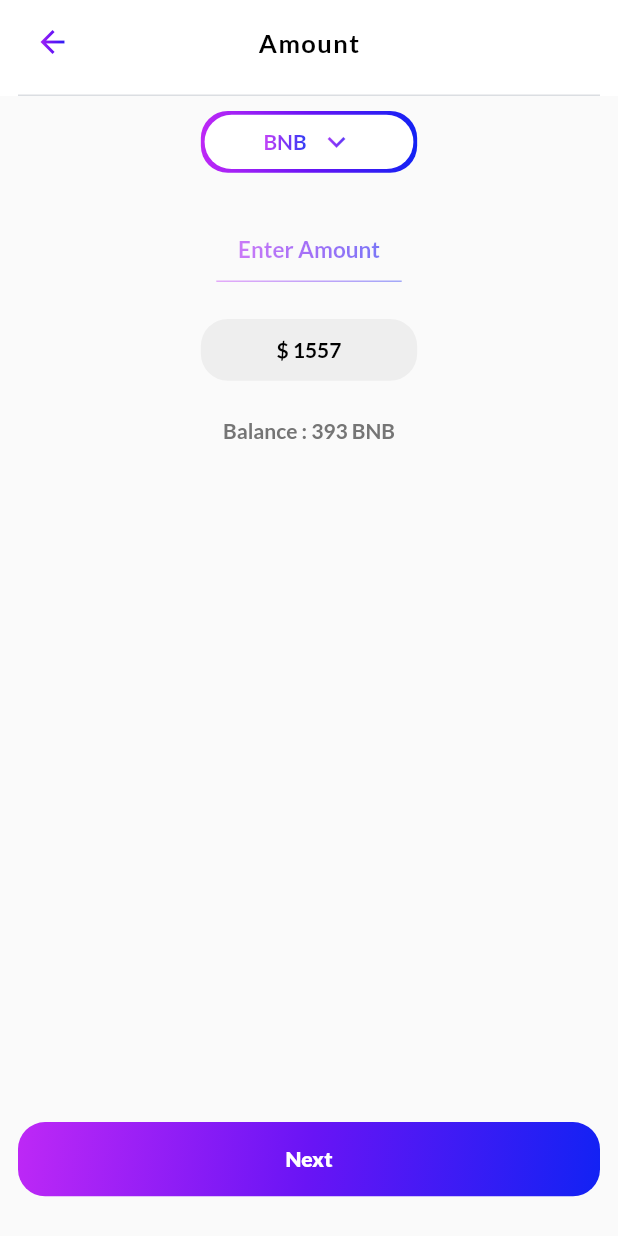
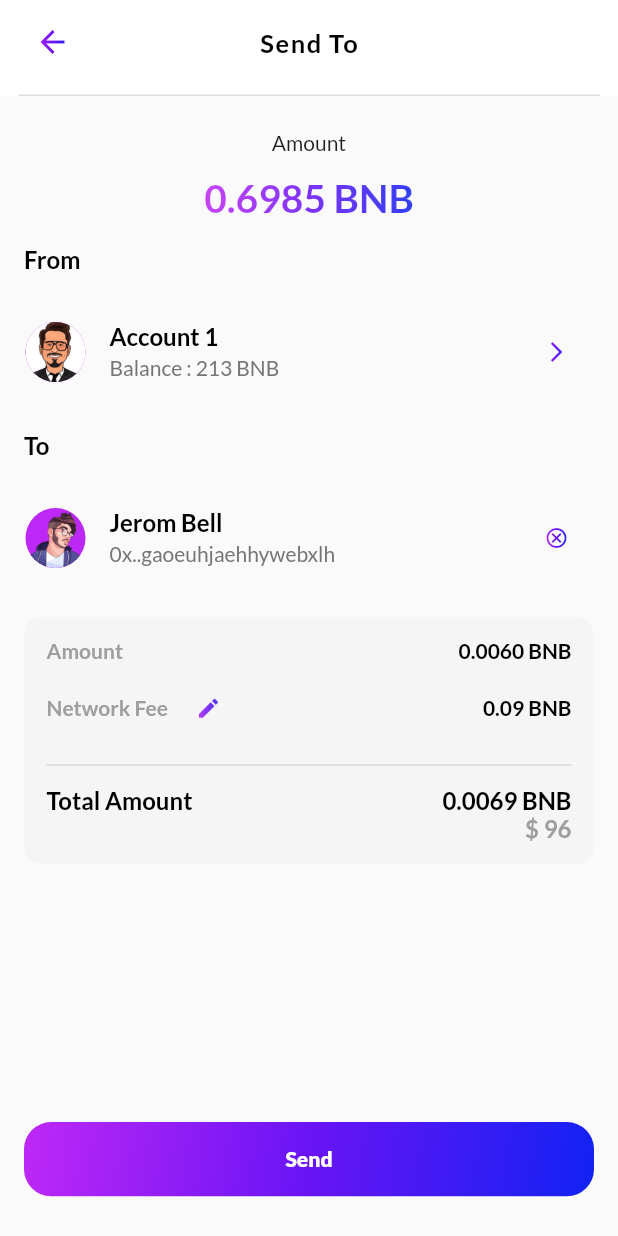
Before and after one commit to Mobioxy/crypto-wallet-app, a Flutter app: the AmountInputScreen screen opened directly, after a tap on "Next", on a phone screen of 412 x 824 dp. Run offline on Flutter 3.47's test engine with Material 2 defaults, Android fonts, the phone set to English and light mode, and no system bars; our stand-ins replace flutter_riverpod, google_fonts, loading_indicator.

Commit message:
amount send preview screen UI completed

```diff
--- /dev/null
+++ b/lib/common_widgets/account_tile.dart
@@ -0,0 +1,50 @@
+import 'package:crypto_wallet_app/core/extension.dart';
+import 'package:flutter/material.dart';
+
+class AccountTile extends StatelessWidget {
+  final String image;
+  final VoidCallback? onTap;
+  final String subTitle;
+  final String title;
+  final IconData icon;
+
+  const AccountTile({
+    Key? key,
+    required this.onTap,
+    required this.image,
+    required this.subTitle,
+    required this.title,
+    required this.icon,
+  }) : super(key: key);
+
+  @override
+  Widget build(BuildContext context) {
+    return ListTile(
+      contentPadding: const EdgeInsets.symmetric(horizontal: 1),
+      leading: CircleAvatar(
+        backgroundImage: AssetImage(image),
+      ),
+      title: Text(
+        title,
+        style: const TextStyle(
+          color: Colors.black,
+          fontWeight: FontWeight.w600,
+        ),
+      ),
+      subtitle: Text(
+        subTitle,
+        style: TextStyle(
+          color: Colors.grey[600],
+          fontWeight: FontWeight.w500,
+        ),
+      ),
+      trailing: IconButton(
+          onPressed: onTap,
+          icon: Icon(
+            icon,
+            color: Colors.black,
+            size: 16,
+          ).toGradient()),
+    );
+  }
+}
--- a/lib/core/routes.dart
+++ b/lib/core/routes.dart
@@ -4,6 +4,7 @@ import 'package:crypto_wallet_app/screens/authentication%20screens/signup_screen
 import 'package:crypto_wallet_app/screens/home%20screens/home_screen.dart';
 import 'package:crypto_wallet_app/screens/home%20screens/widgets/scanQRcodeWidget.dart';
 import 'package:crypto_wallet_app/screens/import_token/import_token_screen.dart';
+import 'package:crypto_wallet_app/screens/transaction_send/transaction_send_to/amount_send_preview_screen.dart';
 import 'package:crypto_wallet_app/screens/transaction_send/transaction_send_to_screen.dart';
 import 'package:flutter/material.dart';
 
@@ -72,6 +73,10 @@ class AppRouter {
         return MaterialPageRoute(
           builder: (_) => const AmountInputScreen(),
         );
+      case AmountSendPreviewScreen.id:
+        return MaterialPageRoute(
+          builder: (_) => const AmountSendPreviewScreen(),
+        );
       // home page - import token
       case ImportTokenScreen.id:
         return MaterialPageRoute(
--- a/lib/screens/transaction_send/transaction_send_to/amount_input_screen.dart
+++ b/lib/screens/transaction_send/transaction_send_to/amount_input_screen.dart
@@ -4,6 +4,8 @@ import 'package:crypto_wallet_app/core/colors.dart';
 import 'package:crypto_wallet_app/core/extension.dart';
 import 'package:crypto_wallet_app/screens/transaction_send/transaction_send_to/token_selection_bottom_sheet.dart';
 import 'package:flutter/material.dart';
+
+import 'amount_send_preview_screen.dart';
 
 class AmountInputScreen extends StatefulWidget {
   static const id = "/amount_input_screen";
@@ -119,7 +121,9 @@ class _AmountInputScreenState extends State<AmountInputScreen> {
             const Spacer(),
             GradientButton(
               title: "Next",
-              onTap: () {},
+              onTap: () {
+                Navigator.of(context).pushNamed(AmountSendPreviewScreen.id);
+              },
             ),
             SizedBox(
               height: mq.height * 0.02,
--- /dev/null
+++ b/lib/screens/transaction_send/transaction_send_to/amount_send_preview_screen.dart
@@ -0,0 +1,213 @@
+import 'package:crypto_wallet_app/common_widgets/app_bars.dart';
+import 'package:crypto_wallet_app/common_widgets/gradient_button.dart';
+import 'package:crypto_wallet_app/core/extension.dart';
+import 'package:flutter/material.dart';
+
+import '../../../common_widgets/account_tile.dart';
+
+class AmountSendPreviewScreen extends StatelessWidget {
+  static const id = "/amountSendPreviewScreen";
+  const AmountSendPreviewScreen({Key? key}) : super(key: key);
+
+  @override
+  Widget build(BuildContext context) {
+    var mq = MediaQuery.of(context).size;
+    return Scaffold(
+      appBar: BackAppBar(
+        context,
+        title: "Send To",
+      ),
+      body: Padding(
+        padding: const EdgeInsets.symmetric(
+          horizontal: 16,
+          vertical: 10,
+        ),
+        child: Column(
+          mainAxisSize: MainAxisSize.max,
+          crossAxisAlignment: CrossAxisAlignment.center,
+          children: [
+            SizedBox(
+              height: mq.height * 0.015,
+            ),
+            const Center(
+              child: Text(
+                "Amount",
+              ),
+            ),
+            SizedBox(
+              height: mq.height * 0.015,
+            ),
+            const Text(
+              "0.6985 BNB",
+              style: TextStyle(
+                fontSize: 26,
+                fontWeight: FontWeight.w700,
+              ),
+            ).toGradient(),
+            SizedBox(
+              height: mq.height * 0.02,
+            ),
+            titleText("From"),
+            SizedBox(
+              height: mq.height * 0.02,
+            ),
+            AccountTile(
+              image: "assets/images/avatar1.png",
+              title: "Account 1",
+              subTitle: "Balance : 213 BNB",
+              onTap: () {},
+              icon: Icons.arrow_forward_ios_outlined,
+            ),
+            SizedBox(
+              height: mq.height * 0.02,
+            ),
+            titleText("To"),
+            SizedBox(
+              height: mq.height * 0.02,
+            ),
+            AccountTile(
+              image: "assets/images/avatar3.png",
+              title: "Jerom Bell",
+              subTitle: "0x..gaoeuhjaehhywebxlh",
+              onTap: () {},
+              icon: Icons.cancel_outlined,
+            ),
+            SizedBox(
+              height: mq.height * 0.02,
+            ),
+            Container(
+                height: mq.height * 0.2,
+                decoration: BoxDecoration(
+                  color: Colors.grey[100],
+                  borderRadius: BorderRadius.circular(12),
+                ),
+                alignment: Alignment.center,
+                padding: const EdgeInsets.symmetric(
+                  horizontal: 15,
+                  vertical: 8,
+                ),
+                child: Column(
+                  mainAxisAlignment: MainAxisAlignment.spaceEvenly,
+                  children: [
+                    Row(
+                      mainAxisAlignment: MainAxisAlignment.spaceBetween,
+                      children: const [
+                        Text(
+                          "Amount",
+                          style: TextStyle(
+                            fontWeight: FontWeight.w600,
+                            fontSize: 14,
+                            color: Colors.grey,
+                          ),
+                        ),
+                        Text(
+                          "0.0060 BNB",
+                          style: TextStyle(
+                            fontWeight: FontWeight.w600,
+                            fontSize: 14,
+                            color: Colors.black,
+                          ),
+                        ),
+                      ],
+                    ),
+                    Row(
+                      mainAxisAlignment: MainAxisAlignment.spaceBetween,
+                      children: [
+                        Row(
+                          children: [
+                            const Text(
+                              "Network Fee",
+                              style: TextStyle(
+                                fontWeight: FontWeight.w600,
+                                fontSize: 14,
+                                color: Colors.grey,
+                              ),
+                            ),
+                            const SizedBox(
+                              width: 3,
+                            ),
+                            IconButton(
+                              onPressed: () {},
+                              icon: const Icon(
+                                Icons.edit,
+                                size: 17,
+                              ).toGradient(),
+                            )
+                          ],
+                        ),
+                        const Text(
+                          "0.09 BNB",
+                          style: TextStyle(
+                            fontWeight: FontWeight.w600,
+                            fontSize: 14,
+                            color: Colors.black,
+                          ),
+                        ),
+                      ],
+                    ),
+                    const Divider(
+                      thickness: 1,
+                    ),
+                    Row(
+                      crossAxisAlignment: CrossAxisAlignment.start,
+                      mainAxisAlignment: MainAxisAlignment.spaceBetween,
+                      children: [
+                        const Text(
+                          "Total Amount",
+                          style: TextStyle(
+                            fontWeight: FontWeight.w600,
+                            fontSize: 16,
+                            color: Colors.black,
+                          ),
+                        ),
+                        Column(
+                          crossAxisAlignment: CrossAxisAlignment.end,
+                          mainAxisSize: MainAxisSize.min,
+                          children: const [
+                            Text(
+                              "0.0069 BNB",
+                              style: TextStyle(
+                                fontWeight: FontWeight.w600,
+                                fontSize: 16,
+                                color: Colors.black,
+                              ),
+                            ),
+                            Text(
+                              r"$ 96",
+                              style: TextStyle(
+                                fontWeight: FontWeight.w600,
+                                fontSize: 16,
+                                color: Colors.grey,
+                              ),
+                            ),
+                          ],
+                        ),
+                      ],
+                    ),
+                  ],
+                )),
+            const Spacer(),
+            GradientButton(title: "Send", onTap: () {}),
+            SizedBox(
+              height: mq.height * 0.02,
+            ),
+          ],
+        ),
+      ),
+    );
+  }
+
+  Widget titleText(String title, {Color? color = Colors.black}) {
+    return Align(
+      alignment: Alignment.centerLeft,
+      child: Text(
+        title,
+        style: TextStyle(
+          color: color,
+          fontWeight: FontWeight.w600,
+          fontSize: 16,
+        ),
+      ),
+    );
+  }
+}
```
Also changed, not shown: lib/screens/transaction_send/transaction_send_to/transaction_send_to_accounts_screen.dart (+13 -48 lines), lib/screens/transaction_send/transaction_send_to_screen.dart (+29 -42 lines).
